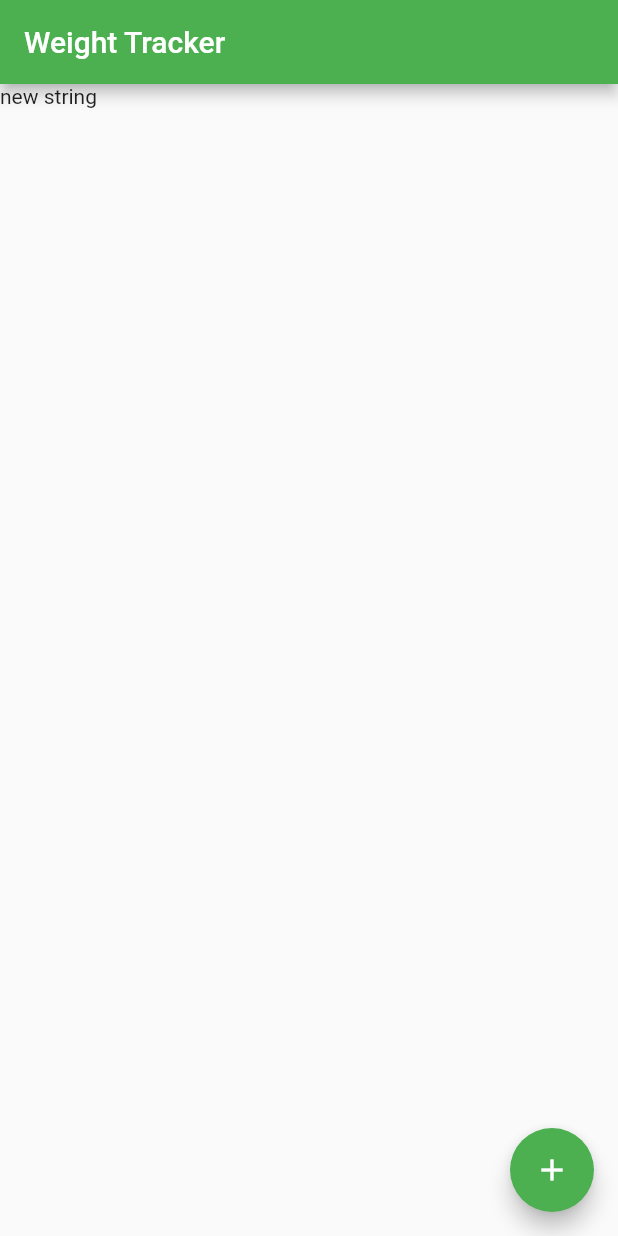
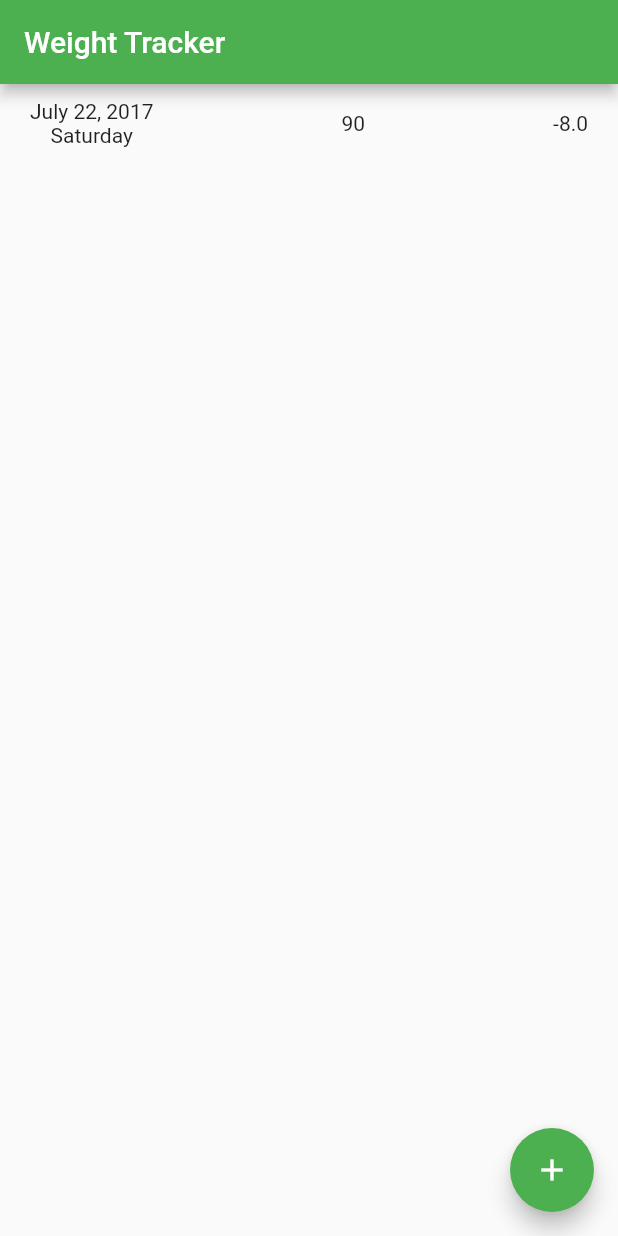
Before and after one commit to SonQBChau/weight_tracker, a Flutter app: the screen it shows after launch, after a tap on the "add" icon, on a phone screen of 412 x 824 dp. Run offline on Flutter 3.47's test engine with Material 2 defaults, Android fonts, the phone set to English and light mode, and no system bars.

Commit message:
add weight item widget

```diff
--- a/lib/screens/home_page.dart
+++ b/lib/screens/home_page.dart
@@ -1,4 +1,5 @@
 import 'package:flutter/material.dart';
+import 'package:weight_tracker/widgets/WeightItem.dart';
 
 class HomePage extends StatefulWidget {
   @override
@@ -24,7 +25,7 @@ class _HomePageState extends State<HomePage> {
       body: ListView.builder(
           itemCount: myList.length,
           itemBuilder: (BuildContext ctxt, int index) {
-            return Text(myList[index]);
+            return WeightItem();
           }),
       floatingActionButton: FloatingActionButton(
         onPressed: () {
--- /dev/null
+++ b/lib/widgets/WeightItem.dart
@@ -0,0 +1,26 @@
+import 'package:flutter/material.dart';
+
+class WeightItem extends StatelessWidget {
+  @override
+  Widget build(BuildContext context) {
+    return Container(
+      padding: EdgeInsets.symmetric(vertical: 10, horizontal: 20),
+      child: Row(
+        mainAxisAlignment: MainAxisAlignment.spaceBetween,
+        children: <Widget>[
+          // datetime display
+          Column(
+            children: <Widget>[
+              Text('July 22, 2017'),
+              Text('Saturday'),
+            ],
+          ),
+          // weight display
+          Text('90'),
+          // difference display
+          Text('-8.0'),
+        ],
+      ),
+    );
+  }
+}
```
